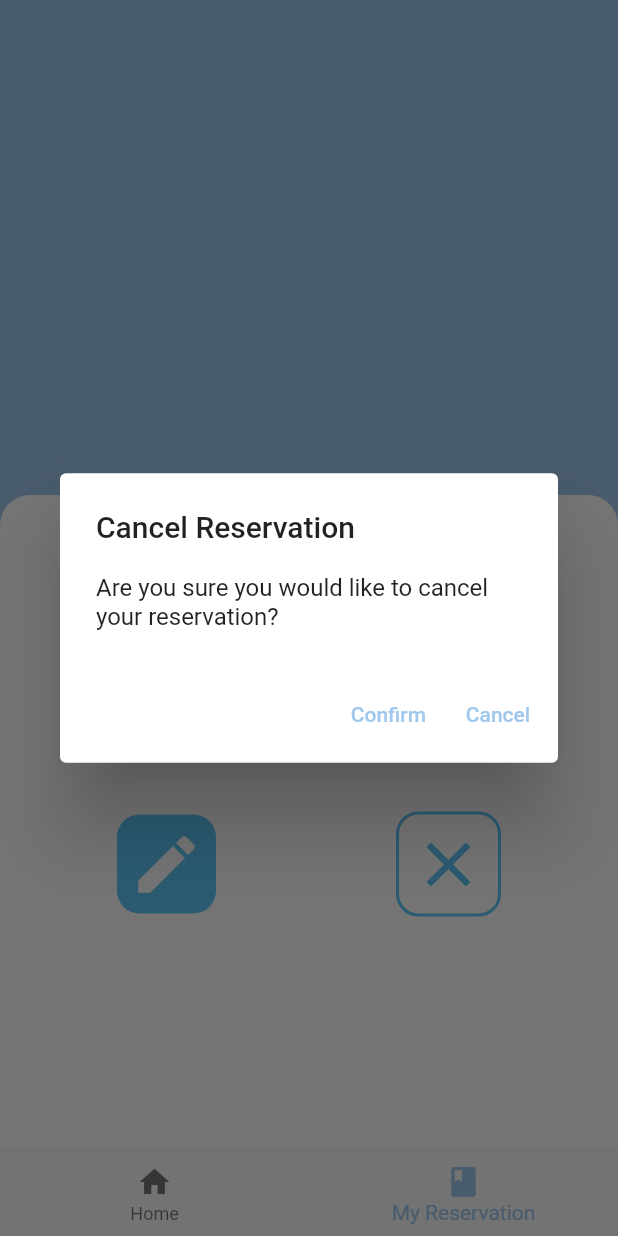
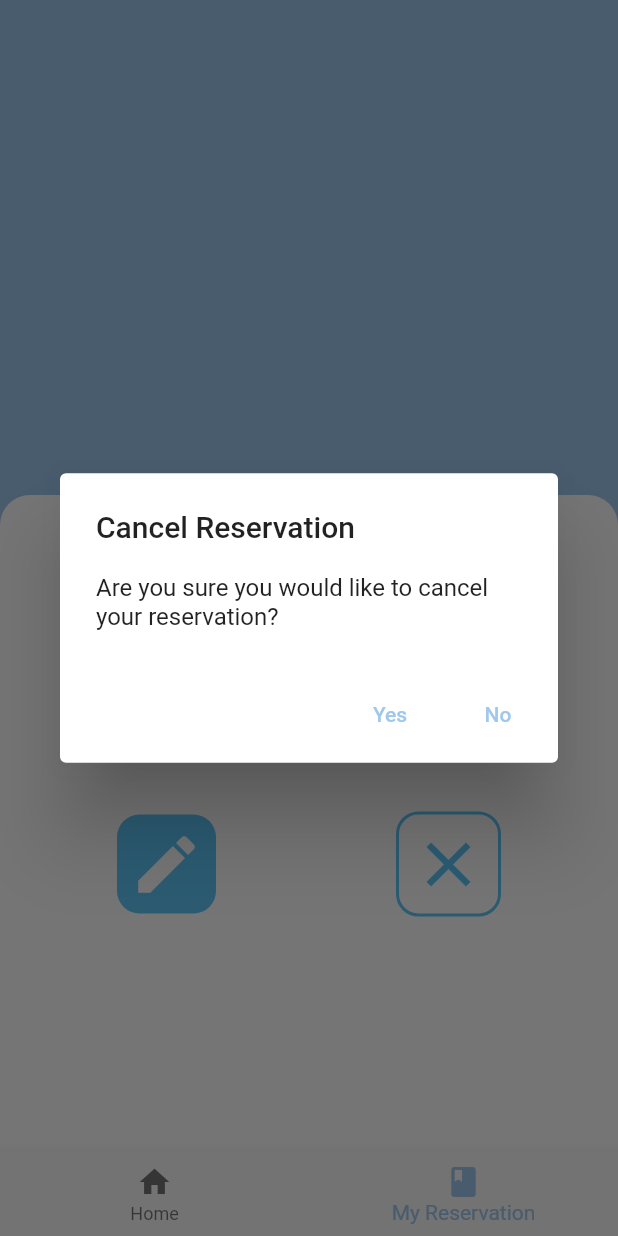
Before and after one commit to yangrchen/comp523-cafe-reservation, a Flutter app: the screen it shows once a user with an empty profile is signed in, item 2 of the bottom bar chosen, after a tap on the "close" icon, on a phone screen of 412 x 824 dp. Run offline on Flutter 3.47's test engine with Material 2 defaults, Android fonts, the phone set to English and light mode, and no system bars; our stand-ins replace cloud_firestore, firebase_auth, firebase_core, flutter_hooks; accounts and stored records are empty.

```diff
--- a/cafe_reservation/lib/pages/cafe_info.dart
+++ b/cafe_reservation/lib/pages/cafe_info.dart
@@ -238,6 +238,7 @@ class _CafeInfoState extends State<CafeInfo> {
                   (int.parse(_selectedTime) + 1).toString());
               log(newRes.toString());
               Database.addReservation(res: newRes);
+              Navigator.pop(context);
             }
           : null,
       child: Container(
--- a/cafe_reservation/lib/pages/current_reservation.dart
+++ b/cafe_reservation/lib/pages/current_reservation.dart
@@ -83,11 +83,11 @@ class CurrentReservationPage extends HookWidget {
                                 _refresh.value++,
                                 Navigator.pop(context)
                               },
-                              child: const Text('Confirm'),
+                              child: const Text('Yes'),
                             ),
                             TextButton(
                               onPressed: () => Navigator.pop(context, 'Cancel'),
-                              child: const Text('Cancel'),
+                              child: const Text('No'),
                             ),
                           ],
                         ),
```
Also changed, not shown: cafe_reservation/lib/database.dart (+37 -20 lines).
